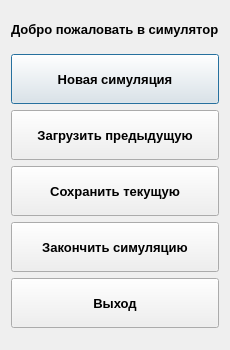
First picture: the form in menu.ui, repository hvorovk/anthill_simulator, before the edit.
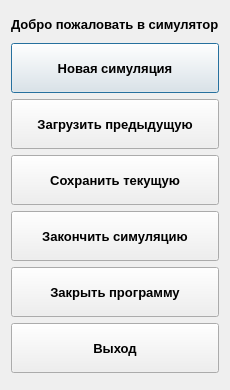
Second picture: the form after the edit. Icons and pictures are not drawn.

What changed in the file:
```diff
--- a/menu.ui
+++ b/menu.ui
@@ -7,13 +7,13 @@
     <x>0</x>
     <y>0</y>
     <width>230</width>
-    <height>350</height>
+    <height>390</height>
    </rect>
   </property>
   <property name="maximumSize">
    <size>
     <width>230</width>
-    <height>350</height>
+    <height>390</height>
    </size>
   </property>
   <property name="font">
@@ -177,6 +177,19 @@
        </property>
       </widget>
      </item>
+     <item>
+      <widget class="QPushButton" name="exit_2">
+       <property name="minimumSize">
+        <size>
+         <width>0</width>
+         <height>50</height>
+        </size>
+       </property>
+       <property name="text">
+        <string>Закрыть программу</string>
+       </property>
+      </widget>
+     </item>
      <item>
       <widget class="QPushButton" name="exit">
        <property name="minimumSize">
```
